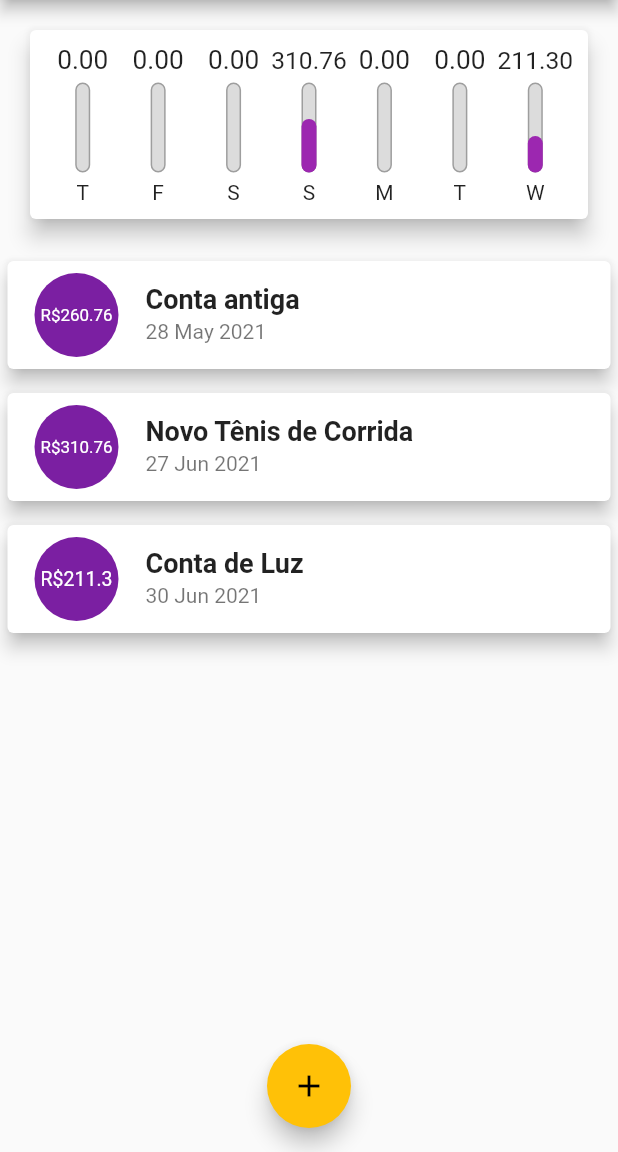
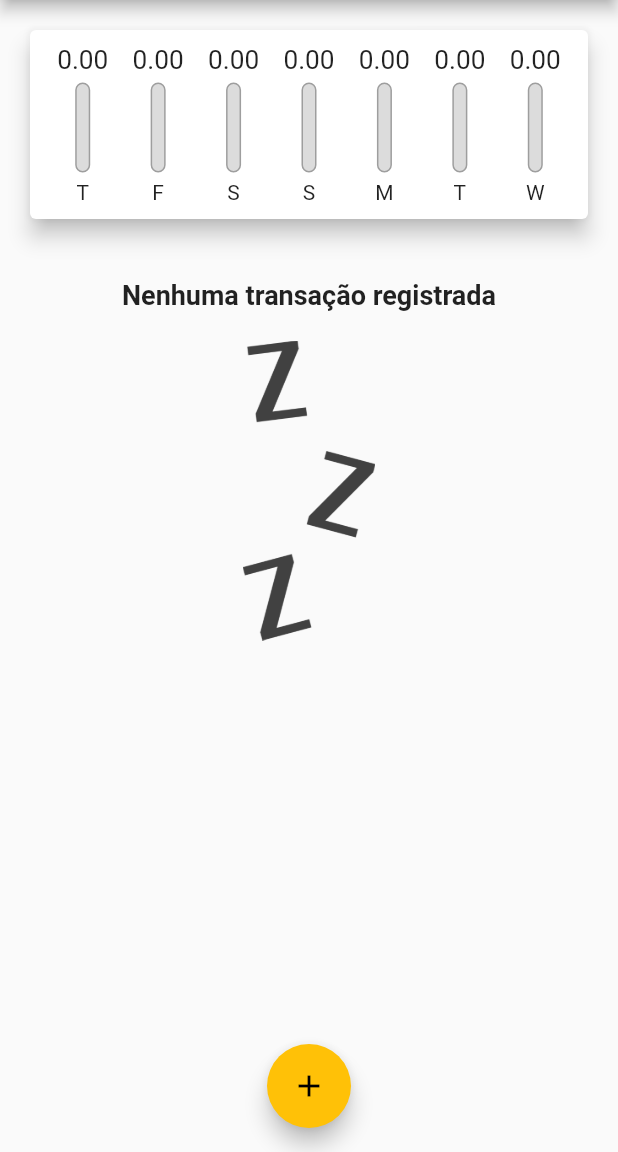
Before and after one commit to rpajf/flutter-expenses, a Flutter app: the screen it shows after launch, on a phone screen of 412 x 824 dp, the part 84-1236 px from its top. Run offline on Flutter 3.47's test engine with Material 2 defaults, Android fonts, the phone set to English and light mode, and no system bars; our stand-ins replace rflutter_alert; Roboto replaces fonts that are missing (OpenSans, Quicksand).

Commit message:
Fixed percentage error division with 0 transactions

```diff
--- a/lib/components/chart.dart
+++ b/lib/components/chart.dart
@@ -57,8 +57,9 @@ class Chart extends StatelessWidget {
                 child: ChartBar(
                   label: tr['day'].toString(),
                   value: double.parse(tr['value'].toString()),
-                  percentage:
-                      double.parse(tr['value'].toString()) / _weekTotalValue,
+                  percentage: _weekTotalValue == 0
+                      ? 0
+                      : double.parse(tr['value'].toString()) / _weekTotalValue,
                 ),
               );
             }).toList()),
--- a/lib/main.dart
+++ b/lib/main.dart
@@ -45,26 +45,7 @@ class MyHomePage extends StatefulWidget {
 }
 
 class _MyHomePageState extends State<MyHomePage> {
-  final List<Transaction> _transactions = [
-    Transaction(
-      id: 't0',
-      title: 'Conta antiga',
-      value: 260.76,
-      date: DateTime.now().subtract(Duration(days: 33)),
-    ),
-    Transaction(
-      id: 't1',
-      title: 'Novo Tênis de Corrida',
-      value: 310.76,
-      date: DateTime.now().subtract(Duration(days: 3)),
-    ),
-    Transaction(
-      id: 't2',
-      title: 'Conta de Luz',
-      value: 211.30,
-      date: DateTime.now(),
-    ),
-  ];
+  final List<Transaction> _transactions = [];
   List<Transaction> get _recentTransactions {
     return _transactions.where((tr) {
       return tr.date.isAfter(DateTime.now().subtract(
@@ -83,7 +64,6 @@ class _MyHomePageState extends State<MyHomePage> {
 
     setState(() {
       _transactions.add(newTransaction);
-
     });
     Navigator.of(context).pop();
   }
```
